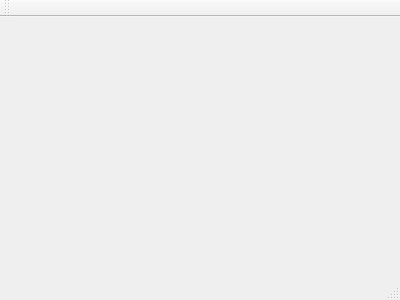
midiPlayer/midiPlayer, file mainwindow.ui: the form before one commit.
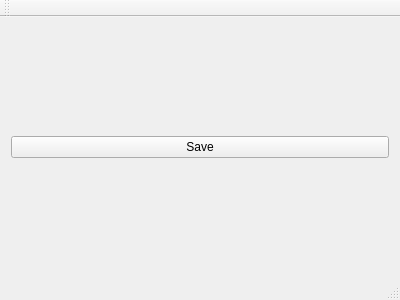
The form after the commit.

What changed in the file:
```diff
--- a/mainwindow.ui
+++ b/mainwindow.ui
@@ -14,7 +14,15 @@
    <string>MIDI Player - Sommernachtstraum</string>
   </property>
   <widget class="QWidget" name="centralWidget">
-   <layout class="QVBoxLayout" name="verticalLayout"/>
+   <layout class="QVBoxLayout" name="verticalLayout">
+    <item>
+     <widget class="QPushButton" name="saveBtn">
+      <property name="text">
+       <string>Save</string>
+      </property>
+     </widget>
+    </item>
+   </layout>
   </widget>
   <widget class="QMenuBar" name="menuBar">
    <property name="geometry">
```
Left out of the diff: 2 changed lines with no effect on the pictures.
